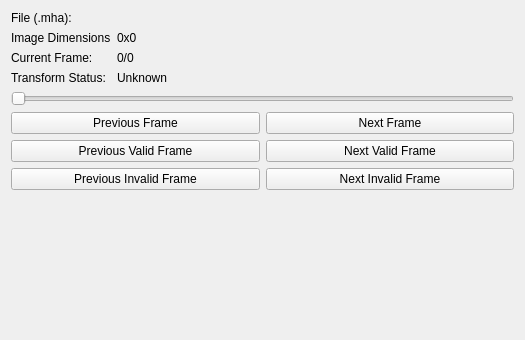
This is SimpleMhaReader/Resources/UI/qSlicerSimpleMhaReaderModuleWidget.ui in mehrtash/SimpleMhaReader as Qt 5 draws it before an edit. The edited form follows.
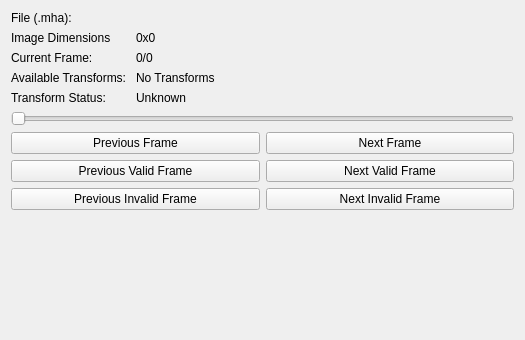
This is the edited form. Custom widgets are drawn as their Qt base class.

Commit message: ENH: Added UI and logic for listing the available transforms in the header of the mha file.

```diff
--- a/SimpleMhaReader/Resources/UI/qSlicerSimpleMhaReaderModuleWidget.ui
+++ b/SimpleMhaReader/Resources/UI/qSlicerSimpleMhaReaderModuleWidget.ui
@@ -46,14 +46,14 @@
        </property>
       </widget>
      </item>
-     <item row="3" column="0">
+     <item row="4" column="0">
       <widget class="QLabel" name="label_0">
        <property name="text">
         <string>Transform Status: </string>
        </property>
       </widget>
      </item>
-     <item row="3" column="1">
+     <item row="4" column="1">
       <widget class="QLabel" name="transformStatusLabel">
        <property name="text">
         <string>Unknown</string>
@@ -74,6 +74,20 @@
        </property>
       </widget>
      </item>
+     <item row="3" column="0">
+      <widget class="QLabel" name="label_3">
+       <property name="text">
+        <string>Available Transforms: </string>
+       </property>
+      </widget>
+     </item>
+     <item row="3" column="1">
+      <widget class="QLabel" name="availableTransformsLabel">
+       <property name="text">
+        <string>No Transforms</string>
+       </property>
+      </widget>
+     </item>
     </layout>
    </item>
    <item>
```
The commit also changes 3 other files.
